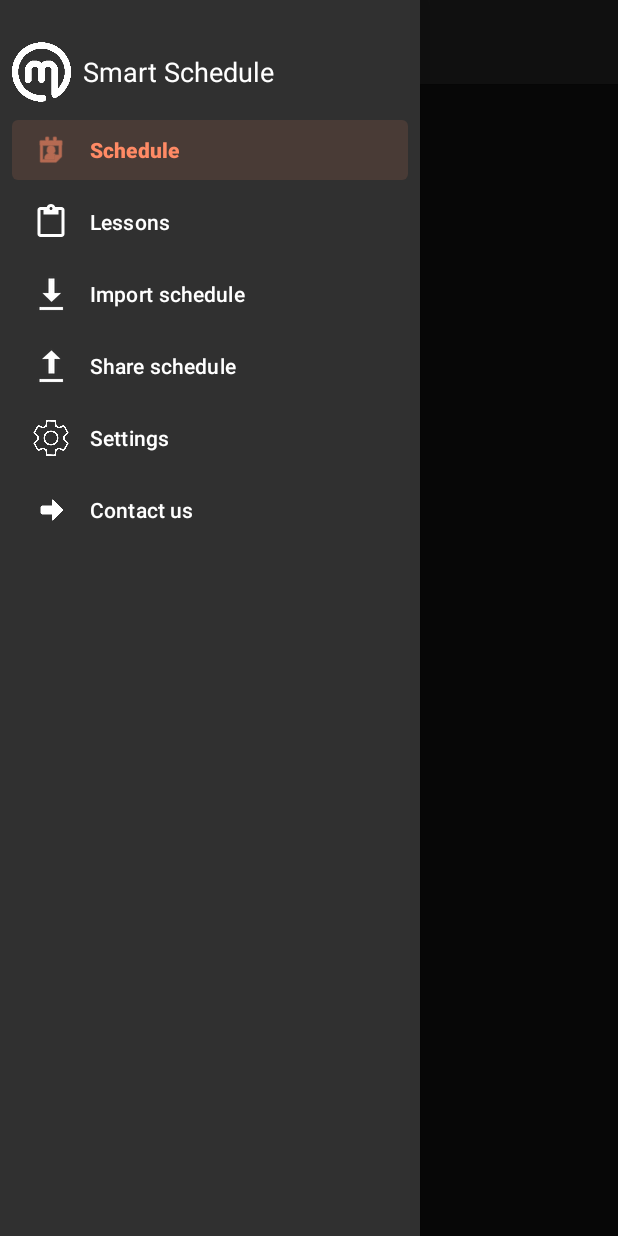
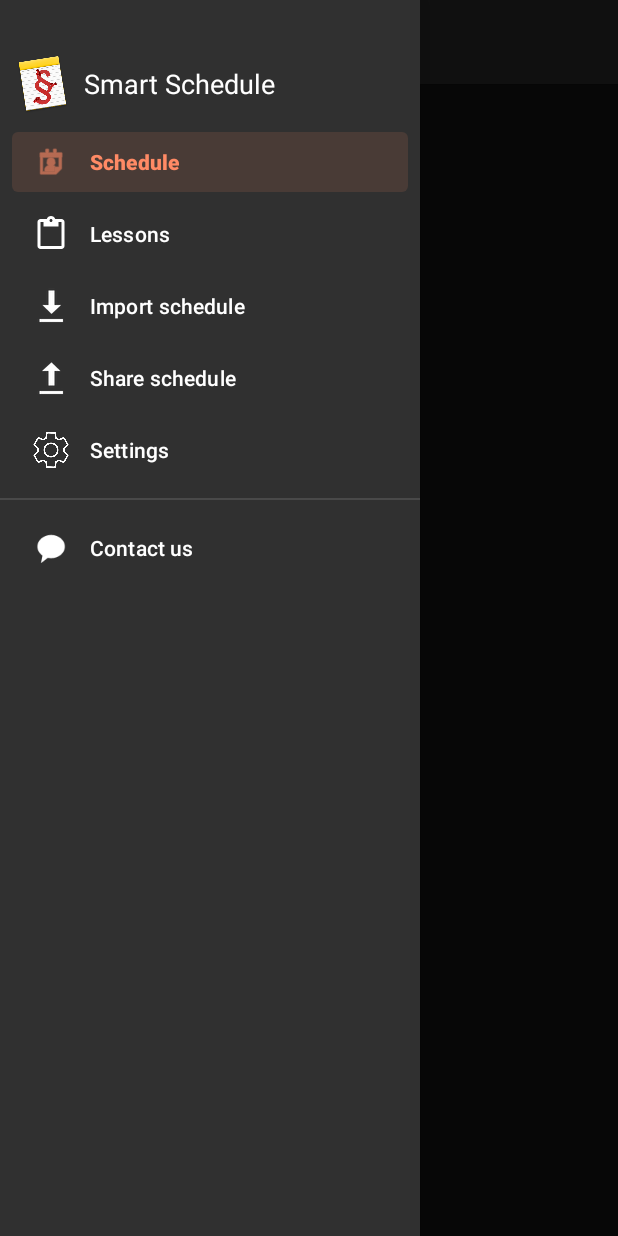
Before and after one commit to Daniloday/SmartSchedule, an Android app: the screen it shows after launch (MainActivity), with the side drawer open, on a phone screen of 412 x 824 dp. Run offline under Robolectric (Android 15) with nearby library versions, the phone set to English and light mode, and no system bars; our stand-ins replace Dagger/Hilt's generated code, Firebase (no records; nobody signed in at launch, a user with empty details on screens opened directly), Room's generated code, navigation-ui; libraries missing offline, so code that uses them is left out: com.xwray.groupie; Roboto replaces fonts that are not available here; 14 statements that could not run were skipped.

Commit message:
gorizontal line nav drawer

```diff
--- a/app/src/main/res/layout/nav_header_main.xml
+++ b/app/src/main/res/layout/nav_header_main.xml
@@ -7,7 +7,7 @@
     android:orientation="horizontal"
     android:paddingRight="@dimen/activity_horizontal_margin"
     android:paddingTop="20dp"
-    android:layout_marginTop="8dp"
+    android:layout_marginTop="16dp"
 
     android:theme="@style/ThemeOverlay.AppCompat.Dark">
 
@@ -18,11 +18,10 @@
         android:layout_height="wrap_content"
         android:adjustViewBounds="true"
         android:scaleType="fitCenter"
-        android:tint="#fff"
         android:layout_marginLeft="8dp"
         android:layout_gravity="center"
         android:contentDescription="@string/nav_header_desc"
-        android:src="@drawable/missclick_grad" />
+        android:src="@drawable/logo_smart" />
 
 
     <com.google.android.material.textview.MaterialTextView
--- a/app/src/main/res/menu/activity_main_drawer.xml
+++ b/app/src/main/res/menu/activity_main_drawer.xml
@@ -3,7 +3,8 @@
     xmlns:tools="http://schemas.android.com/tools"
     tools:showIn="navigation_view">
 
-    <group android:checkableBehavior="single">
+    <group android:checkableBehavior="single"
+        android:id="@+id/menu_top">
         <item
             android:id="@+id/nav_main_screen"
             android:icon="@android:drawable/ic_menu_my_calendar"
@@ -29,11 +30,18 @@
             android:iconTint="#fff"
             android:title="@string/menu_settings" />
 
-        <item
-            android:id="@+id/nav_contact"
-            android:icon="@drawable/next_button1"
-            android:iconTint="#fff"
-            android:title="Contact us" />
+    </group>
 
-    </group>
+        <group android:id="@+id/manu_bot">
+            <item
+                android:id="@+id/nav_contact"
+                android:icon="@android:drawable/sym_action_chat"
+                android:iconTint="#fff"
+                android:title="Contact us" />
+
+        </group>
+
+
+
+
 </menu>
```
Also changed, not shown: app/src/main/res/drawable/logo_smart.png (added).
